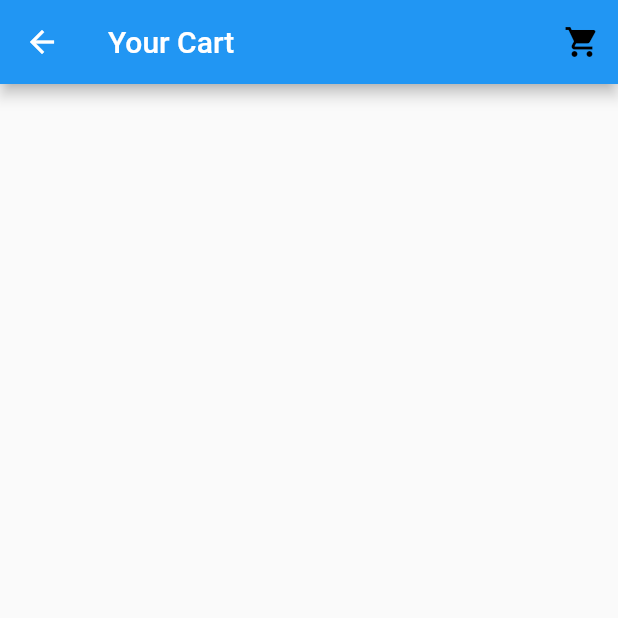
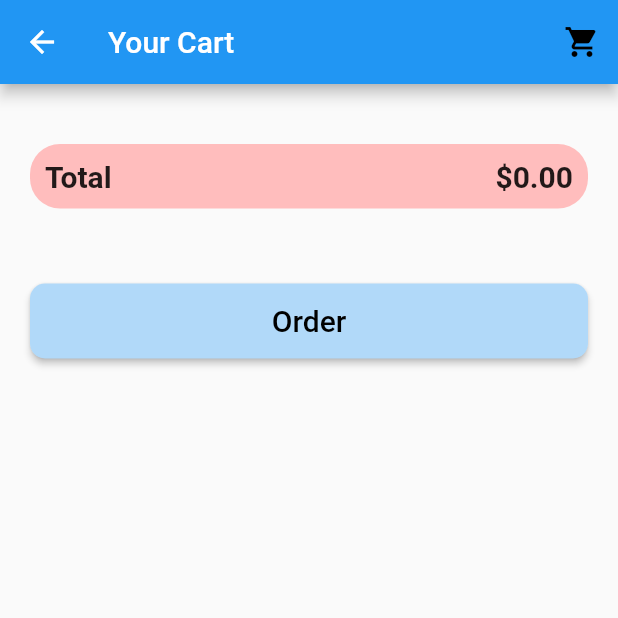
Before and after one commit to SotheaHurn/testing_api, a Flutter app: the CartPage screen opened directly, on a phone screen of 412 x 824 dp, the top half of it. Run offline on Flutter 3.47's test engine with Material 2 defaults, Android fonts, the phone set to English and light mode, and no system bars; drawn by our look-alikes of badges; our stand-ins replace dio, fluttertoast, get; network calls fail.

Commit message:
fix scroll controller

```diff
--- a/lib/counter/controller/addtocart_controller.dart
+++ b/lib/counter/controller/cart_controller.dart
@@ -1,6 +1,6 @@
 import 'package:get/get.dart';
 
-class AddToCartController extends GetxController {
+class CartController extends GetxController {
   var orderCount = 0.obs;
   var productCart = [].obs;
 
--- a/lib/counter/controller/product_controller.dart
+++ b/lib/counter/controller/product_controller.dart
@@ -4,6 +4,9 @@ import 'package:testing/counter/repository/product_repo.dart';
 
 class ProductController extends GetxController {
   final _data = <Product>[].obs;
+  var pagination = Pagination(perPage: 10);
+  bool hasNext = true;
+
   final productRepo = Get.put(ProductRepository());
 
   List<Product> get data => _data.toList();
@@ -16,11 +19,16 @@ class ProductController extends GetxController {
 
   Future<String> getProduct() async {
     try {
-      final response = await productRepo.getProduct();
-      if (response != null) {
-        _data.assignAll(response);
-        update();
-        return 'Success';
+      if (pagination.currentPage == 0) _data.clear();
+      if (pagination.currentPage < pagination.lastPage) {
+        final response = await productRepo.getProduct(pagination);
+        if (response != null) {
+          _data.addAll(response['data']);
+          pagination = response['pagination'];
+          update();
+          hasNext = _data.length < pagination.total!;
+          return 'Success';
+        }
       }
     } catch (e) {
       print(e);
--- a/lib/counter/model/product_model.dart
+++ b/lib/counter/model/product_model.dart
@@ -1,20 +1,21 @@
 import 'package:testing/utils/constaint.dart';
 
-class Autogenerated {}
+List<Pagination> getPaginationModel(List<dynamic> data) =>
+    List<Pagination>.from(data.map((json) => Pagination.fromJson(json)));
 
 class Pagination {
   final int? total;
-  final int? perPage;
-  final int? currentPage;
-  final int? lastPage;
+  final int perPage;
+  int currentPage;
+  int lastPage;
   final int? from;
   final int? to;
 
   Pagination({
     this.total,
-    this.perPage,
-    this.currentPage,
-    this.lastPage,
+    this.perPage = 10,
+    this.currentPage = 0,
+    this.lastPage = 1,
     this.from,
     this.to,
   });
@@ -29,7 +30,7 @@ class Pagination {
       );
 }
 
-List<Product> getDataModel(List<dynamic> data) =>
+List<Product> getProductModel(List<dynamic> data) =>
     List<Product>.from(data.map((e) => Product.fromJson(e)));
 
 class Product {
--- a/lib/counter/view/cart_page.dart
+++ b/lib/counter/view/cart_page.dart
@@ -1,6 +1,7 @@
 import 'package:flutter/material.dart';
 import 'package:get/get.dart';
-import 'package:testing/counter/controller/addtocart_controller.dart';
+import 'package:intl/intl.dart';
+import 'package:testing/counter/controller/cart_controller.dart';
 import 'package:testing/counter/controller/product_controller.dart';
 import 'package:testing/counter/view/all_product.dart';
 import 'package:testing/utils/cart_widget.dart';
@@ -9,7 +10,7 @@ import 'package:testing/utils/style.dart';
 class CartPage extends StatelessWidget {
   CartPage({Key? key}) : super(key: key);
 
-  final AddToCartController addToCartController = Get.find();
+  final CartController cartController = Get.find();
   final ProductController productController = Get.find();
   final ScrollController scrollController = ScrollController();
 
@@ -18,7 +19,7 @@ class CartPage extends StatelessWidget {
     return Scaffold(
       appBar: AppBar(
         leading: BackButton(
-          onPressed: () => Get.to(const AllProduct()),
+          onPressed: () => Get.to( AllProduct()),
         ),
         title: const Text('Your Cart'),
         actions: const [
@@ -28,18 +29,99 @@ class CartPage extends StatelessWidget {
       body: ListView(
         padding: EdgeInsets.symmetric(horizontal: pageMargin),
         children: [
-          GetBuilder<AddToCartController>(
-            init: AddToCartController(),
-            builder: (controller) => SizedBox(
-              height: cartProductViewHeight *
-                  controller.productCart.length.toDouble(),
-              child: ListView.builder(
-                controller: scrollController,
-                itemCount: controller.productCart.length,
-                itemBuilder: (context, index) => orderedProductView(index),
+          GetBuilder<CartController>(
+            init: CartController(),
+            builder: (controller) => Column(
+              children: [
+                for (int index = 0;
+                    index < cartController.productCart.length;
+                    index++)
+                  orderedProductView(index),
+              ],
+            ),
+          ),
+          const SizedBox(height: 40),
+          GetBuilder<CartController>(
+            init: CartController(),
+            builder: (cartController) => Container(
+              decoration: BoxDecoration(
+                color: const Color.fromARGB(255, 255, 189, 189),
+                borderRadius: BorderRadius.circular(circularCardView),
+              ),
+              child: Container(
+                margin: const EdgeInsets.all(10),
+                child: Column(
+                  children: [
+                    for (int i = 0; i < cartController.productCart.length; i++)
+                      Row(
+                        mainAxisAlignment: MainAxisAlignment.spaceBetween,
+                        children: [
+                          Text(
+                            productController
+                                        .data[cartController.productCart[i]
+                                            ['index']]
+                                        .productName!
+                                        .length >
+                                    25
+                                ? productController
+                                    .data[cartController.productCart[i]
+                                        ['index']]
+                                    .productName!
+                                    .replaceRange(
+                                        20,
+                                        productController
+                                            .data[cartController.productCart[i]
+                                                ['index']]
+                                            .productName!
+                                            .length,
+                                        '...')
+                                : productController
+                                    .data[cartController.productCart[i]
+                                        ['index']]
+                                    .productName!,
+                            style: textSubTotalStyle,
+                          ),
+                          Text(
+                            calculateSubTotal(i),
+                            style: textSubTotalStyle,
+                          ),
+                        ],
+                      ),
+                    Row(
+                      mainAxisAlignment: MainAxisAlignment.spaceBetween,
+                      children: [
+                        Text(
+                          'Total',
+                          style: texTotalStyle,
+                        ),
+                        Text(
+                          calculateTotal(),
+                          style: texTotalStyle,
+                        ),
+                      ],
+                    ),
+                  ],
+                ),
               ),
             ),
           ),
+          const SizedBox(height: 50),
+          SizedBox(
+            height: 50,
+            width: 200,
+            child: ElevatedButton(
+              onPressed: () {},
+              style: ElevatedButton.styleFrom(
+                  onPrimary: colorBlack,
+                  primary: detialPageButtonColor,
+                  shape: RoundedRectangleBorder(
+                      borderRadius: BorderRadius.circular(10))),
+              child: const Text(
+                'Order',
+                style: TextStyle(fontSize: 20),
+              ),
+            ),
+          )
         ],
       ),
     );
@@ -63,8 +145,7 @@ class CartPage extends StatelessWidget {
                   image: DecorationImage(
                       image: NetworkImage(
                         productController
-                            .data[addToCartController.productCart[index]
-                                ['index']]
+                            .data[cartController.productCart[index]['index']]
                             .imageThumbnail!,
                       ),
                       fit: BoxFit.cover),
@@ -79,44 +160,40 @@ class CartPage extends StatelessWidget {
                   children: [
                     Text(
                       productController
-                                  .data[addToCartController.productCart[index]
+                                  .data[cartController.productCart[index]
                                       ['index']]
                                   .productName!
                                   .length >
                               20
                           ? productController
-                              .data[addToCartController.productCart[index]
-                                  ['index']]
+                              .data[cartController.productCart[index]['index']]
                               .productName!
                               .replaceRange(
                                   15,
                                   productController
-                                      .data[addToCartController
-                                          .productCart[index]['index']]
+                                      .data[cartController.productCart[index]
+                                          ['index']]
                                       .productName!
                                       .length,
                                   '...')
                           : productController
-                              .data[addToCartController.productCart[index]
-                                  ['index']]
+                              .data[cartController.productCart[index]['index']]
                               .productName!,
                       style: textViewStyle,
                     ),
                     Text('\$' +
                         productController
-                            .data[addToCartController.productCart[index]
-                                ['index']]
+                            .data[cartController.productCart[index]['index']]
                             .priceBeforeDiscount!),
                     Row(
                       children: [
                         IconButton(
                           onPressed: () {
-                            addToCartController.removeProductCart(
-                                addToCartController.productCart[index]
-                                    ['index']);
-                            addToCartController.decrement();
-                            if (addToCartController.orderCount.value == 0) {
-                              Get.to(const AllProduct());
+                            cartController.removeProductCart(
+                                cartController.productCart[index]['index']);
+                            cartController.decrement();
+                            if (cartController.orderCount.value == 0) {
+                              Get.to(AllProduct());
                             }
                           },
                           icon: const Icon(
@@ -129,17 +206,15 @@ class CartPage extends StatelessWidget {
                             borderRadius: BorderRadius.circular(10),
                           ),
                           child: Text(
-                            addToCartController.productCart[index]['qty']
-                                .toString(),
+                            cartController.productCart[index]['qty'].toString(),
                             style: const TextStyle(fontSize: 30),
                           ),
                         ),
                         IconButton(
                           onPressed: () {
-                            addToCartController.addProductCart(
-                                addToCartController.productCart[index]
-                                    ['index']);
-                            addToCartController.increment();
+                            cartController.addProductCart(
+                                cartController.productCart[index]['index']);
+                            cartController.increment();
                           },
                           icon: const Icon(
                             Icons.add,
@@ -154,9 +229,9 @@ class CartPage extends StatelessWidget {
               Expanded(
                 child: IconButton(
                   onPressed: () {
-                    addToCartController.deleteProductCart(index);
-                    if (addToCartController.productCart.isEmpty) {
-                      Get.to(const AllProduct());
+                    cartController.deleteProductCart(index);
+                    if (cartController.productCart.isEmpty) {
+                      Get.to(AllProduct());
                     }
                   },
                   icon: const Icon(
@@ -169,4 +244,20 @@ class CartPage extends StatelessWidget {
           ),
         ),
       );
+  String calculateSubTotal(int i) => NumberFormat('\$###,##0.00').format(
+      (cartController.productCart[i]['qty'] *
+          double.parse(productController
+              .data[cartController.productCart[i]['index']]
+              .priceBeforeDiscount!)));
+
+  String calculateTotal() {
+    double total = 0;
+    for (int i = 0; i < cartController.productCart.length; i++) {
+      total += cartController.productCart[i]['qty'] *
+          double.parse(productController
+              .data[cartController.productCart[i]['index']]
+              .priceBeforeDiscount!);
+    }
+    return NumberFormat('\$###,##0.00').format(total);
+  }
 }
--- a/lib/counter/view/counter_screen.dart
+++ b/lib/counter/view/counter_screen.dart
@@ -27,7 +27,7 @@ class MyHomePage extends StatelessWidget {
         title: Text(title),
         actions: [
           IconButton(
-              onPressed: () => Get.to(() =>  const AllProduct()),
+              onPressed: () => Get.to(() =>   AllProduct()),
               icon: const Icon(Icons.arrow_right))
         ],
       ),
--- a/lib/counter/view/detail_page.dart
+++ b/lib/counter/view/detail_page.dart
@@ -1,7 +1,7 @@
 import 'package:flutter/material.dart';
 import 'package:get/get.dart';
 import 'package:get/instance_manager.dart';
-import 'package:testing/counter/controller/addtocart_controller.dart';
+import 'package:testing/counter/controller/cart_controller.dart';
 import 'package:testing/counter/controller/product_controller.dart';
 import 'package:testing/utils/cart_widget.dart';
 import 'package:testing/utils/style.dart';
@@ -13,7 +13,7 @@ class DetatilPage extends StatelessWidget {
   @override
   Widget build(BuildContext context) {
     final productController = Get.put(ProductController());
-    final AddToCartController addToCartController = Get.find();
+    final CartController addToCartController = Get.find();
     return Scaffold(
       appBar: AppBar(
         backgroundColor: Colors.white,
--- a/lib/main.dart
+++ b/lib/main.dart
@@ -19,7 +19,7 @@ class MyApp extends StatelessWidget {
         primarySwatch: Colors.blue,
       ),
       // home: MyHomePage(title: 'Flutter Demo Home Page'),
-      home: const AllProduct(),
+      home:  AllProduct(),
     );
   }
 }
--- a/lib/utils/cart_widget.dart
+++ b/lib/utils/cart_widget.dart
@@ -1,7 +1,7 @@
 import 'package:badges/badges.dart';
 import 'package:flutter/material.dart';
 import 'package:get/get.dart';
-import 'package:testing/counter/controller/addtocart_controller.dart';
+import 'package:testing/counter/controller/cart_controller.dart';
 import 'package:testing/counter/view/cart_page.dart';
 import 'package:testing/utils/style.dart';
 
@@ -10,7 +10,7 @@ class CartWidget extends StatelessWidget {
 
   @override
   Widget build(BuildContext context) {
-    final AddToCartController addToCartController = Get.find();
+    final CartController addToCartController = Get.find();
     return Obx(
       () => Badge(
         position: cartBadgePosition,
--- a/lib/utils/style.dart
+++ b/lib/utils/style.dart
@@ -13,6 +13,11 @@ TextStyle textViewStyle =
 TextStyle textDetialNameStyle =
     const TextStyle(fontWeight: FontWeight.bold, fontSize: 30);
 
+TextStyle textSubTotalStyle = const TextStyle(fontSize: 20);
+
+TextStyle texTotalStyle =
+    const TextStyle(fontWeight: FontWeight.bold, fontSize: 20);
+
 TextStyle textDetialStyle = const TextStyle(fontSize: 20);
 
 Color detialPageButtonColor = const Color.fromARGB(255, 177, 217, 249);
--- a/pubspec.yaml
+++ b/pubspec.yaml
@@ -38,6 +38,7 @@ dependencies:
   fluttertoast: ^8.0.9
   dio: ^4.0.6
   badges: ^2.0.2
+  intl: ^0.17.0
 
 dev_dependencies:
   flutter_test:
```
Also changed, not shown: lib/counter/repository/product_repo.dart (+10 -4 lines), lib/counter/view/all_product.dart (+26 -4 lines), pubspec.lock.
